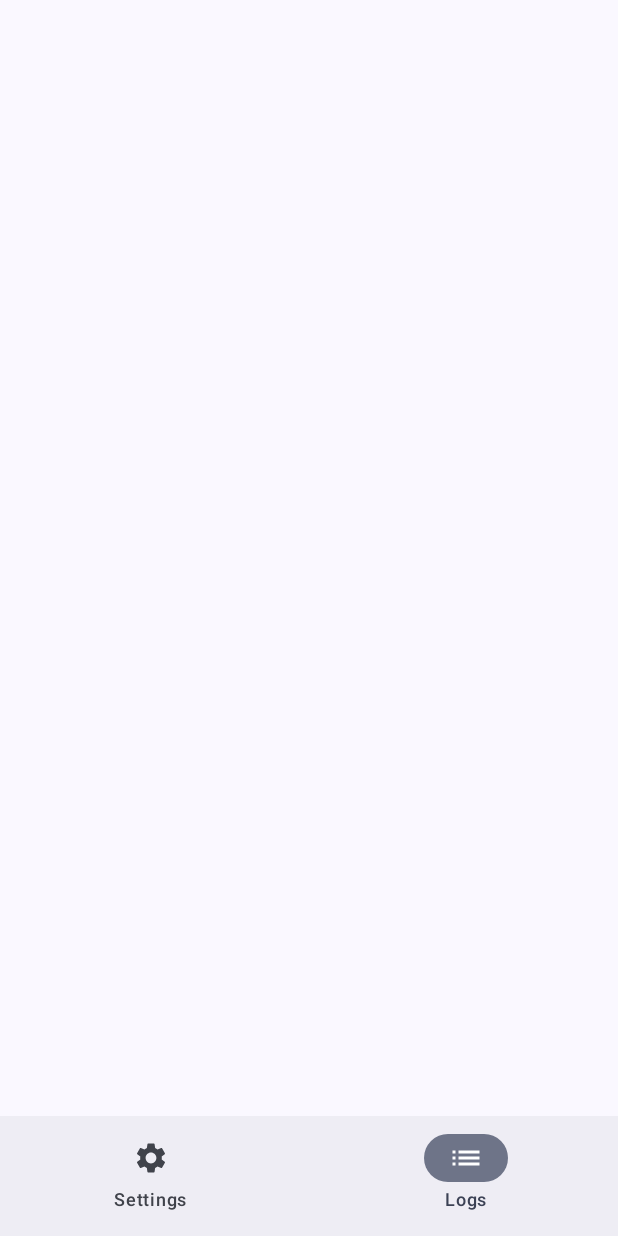
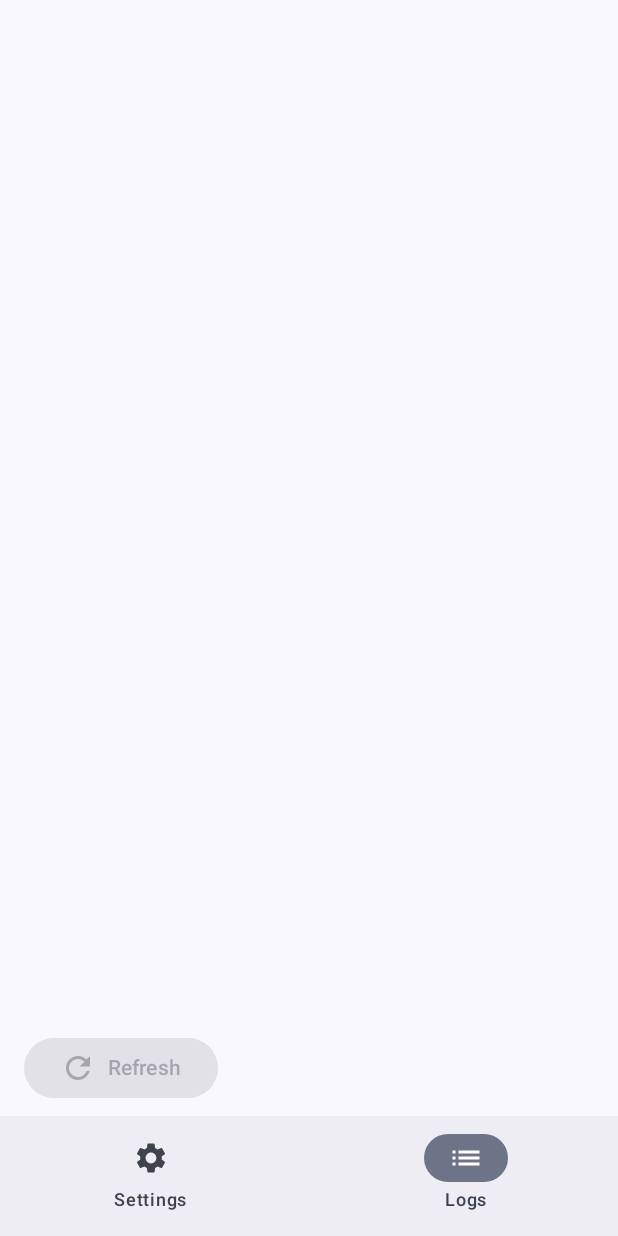
Before and after one commit to izivkov/TimeServerConfigurator, an Android app built with Jetpack Compose: the screen it shows after launch (MainActivity), item 2 of the bottom bar chosen, on a phone screen of 412 x 824 dp. Run offline under Robolectric (Android 15) with nearby library versions, the light colour scheme and no system bars; our stand-ins replace Timber.

Commit message:
Added history log screen

```diff
--- a/app/src/main/java/org/avmedia/timeserverconfigurator/ConfigScreen.kt
+++ b/app/src/main/java/org/avmedia/timeserverconfigurator/ConfigScreen.kt
@@ -1,6 +1,6 @@
 package org.avmedia.timeserverconfigurator
 
-import ConnectionViewModel
+import ConfigViewModel
 import android.content.Context
 import android.telephony.TelephonyManager
 import androidx.annotation.ColorInt
@@ -77,7 +77,7 @@ data class ThemeColors(
 @Composable
 fun ConfigScreen(
     modifier: Modifier = Modifier,
-    viewModel: ConnectionViewModel,
+    viewModel: ConfigViewModel,
     context: Context
 ) {
     val connected = viewModel.isConnected
--- a/app/src/main/java/org/avmedia/timeserverconfigurator/ConnectionViewModel.kt
+++ b/app/src/main/java/org/avmedia/timeserverconfigurator/ConfigViewModel.kt
@@ -7,7 +7,7 @@ import android.bluetooth.BluetoothDevice
 import android.content.Context
 import org.avmedia.timeserverconfigurator.Connection
 
-class ConnectionViewModel(
+class ConfigViewModel(
     context: Context
 ) : ViewModel() {
 
--- a/app/src/main/java/org/avmedia/timeserverconfigurator/LogsScreen.kt
+++ b/app/src/main/java/org/avmedia/timeserverconfigurator/LogsScreen.kt
@@ -1,15 +1,27 @@
 import android.annotation.SuppressLint
 import android.os.Build
 import androidx.annotation.RequiresApi
-import androidx.compose.animation.core.*
+import androidx.compose.animation.core.RepeatMode
+import androidx.compose.animation.core.animateFloat
+import androidx.compose.animation.core.infiniteRepeatable
+import androidx.compose.animation.core.rememberInfiniteTransition
+import androidx.compose.animation.core.tween
+import androidx.compose.foundation.background
 import androidx.compose.foundation.layout.*
 import androidx.compose.foundation.lazy.LazyColumn
 import androidx.compose.foundation.lazy.items
 import androidx.compose.foundation.lazy.rememberLazyListState
+import androidx.compose.foundation.shape.CircleShape
+import androidx.compose.material.icons.Icons
+import androidx.compose.material.icons.filled.Refresh
+import androidx.compose.material3.Button
 import androidx.compose.material3.Card
+import androidx.compose.material3.Icon
 import androidx.compose.material3.MaterialTheme
 import androidx.compose.material3.Text
-import androidx.compose.runtime.*
+import androidx.compose.runtime.Composable
+import androidx.compose.runtime.collectAsState
+import androidx.compose.runtime.getValue
 import androidx.compose.ui.Alignment
 import androidx.compose.ui.Modifier
 import androidx.compose.ui.draw.alpha
@@ -17,33 +29,55 @@ import androidx.compose.ui.graphics.Color
 import androidx.compose.ui.unit.dp
 import java.time.format.DateTimeFormatter
 
+@RequiresApi(Build.VERSION_CODES.O)
 private val timeFormatter: DateTimeFormatter = DateTimeFormatter.ofPattern("MM/dd h:mm:ss a")
 
 @SuppressLint("NewApi")
 @Composable
-fun LogsScreen(logsViewModel: LogsViewModel, modifier: Modifier = Modifier) {
+fun LogsScreen(
+    logsViewModel: LogsViewModel,
+    modifier: Modifier = Modifier,
+) {
     val logs by logsViewModel.logs.collectAsState()
+    val connected by logsViewModel.connected.collectAsState()
+
     val listState = rememberLazyListState()
 
     Box(
         modifier = modifier.fillMaxSize()
     ) {
-        // Main content
+        Column(modifier = Modifier.fillMaxSize()) {
             LazyColumn(
                 state = listState,
                 modifier = Modifier
-                .fillMaxSize()
+                    .weight(1f)
                     .padding(vertical = 8.dp),
                 verticalArrangement = Arrangement.spacedBy(4.dp),
-            contentPadding = PaddingValues(bottom = 80.dp)
+                contentPadding = PaddingValues(bottom = 8.dp)
             ) {
                 items(logs) { entry ->
                     LogRow(entry)
                 }
             }
+            Row(
+                modifier = Modifier
+                    .fillMaxWidth()
+                    .padding(horizontal = 16.dp, vertical = 8.dp),
+                horizontalArrangement = Arrangement.SpaceBetween,
+                verticalAlignment = Alignment.CenterVertically
+            ) {
+                Button(
+                    onClick = { logsViewModel.refreshLogs() },
+                    enabled = !connected // disabled when connected
+                ) {
+                    Icon(imageVector = Icons.Default.Refresh, contentDescription = "Refresh")
+                    Spacer(modifier = Modifier.width(8.dp))
+                    Text("Refresh")
+                }
+            }
+        }
 
-        // Blinking message at bottom when logs are empty
-        if (logs.isEmpty()) {
+        if (logs.isEmpty() && connected) {
             val infiniteTransition = rememberInfiniteTransition()
             val alpha by infiniteTransition.animateFloat(
                 initialValue = 1f,
@@ -59,7 +93,7 @@ fun LogsScreen(logsViewModel: LogsViewModel, modifier: Modifier = Modifier) {
                 color = Color.Red,
                 modifier = Modifier
                     .align(Alignment.BottomCenter)
-                    .padding(bottom = 32.dp)
+                    .padding(bottom = 80.dp)
                     .alpha(alpha)
             )
         }
--- a/app/src/main/java/org/avmedia/timeserverconfigurator/LogsViewModel.kt
+++ b/app/src/main/java/org/avmedia/timeserverconfigurator/LogsViewModel.kt
@@ -14,6 +14,7 @@ import com.google.gson.reflect.TypeToken
 import kotlinx.coroutines.flow.MutableStateFlow
 import kotlinx.coroutines.flow.StateFlow
 import kotlinx.coroutines.launch
+import org.avmedia.timeserverconfigurator.Advertiser
 import java.lang.reflect.Type
 import java.time.LocalDateTime
 
@@ -27,12 +28,55 @@ data class LogEntry(
 )
 
 @RequiresApi(Build.VERSION_CODES.O)
+@SuppressLint("MissingPermission")
+
 class LogsViewModel(
     context: Context
 ) : ViewModel() {
 
     private val _logs = MutableStateFlow<List<LogEntry>>(emptyList())
     val logs: StateFlow<List<LogEntry>> = _logs
+
+    private val advertiser = Advertiser(context, "TimeServerConfigurator")
+
+    private val _connected = MutableStateFlow(false)
+    val connected: StateFlow<Boolean> = _connected
+
+    private var advertisingStartTime = 0L
+
+    init {
+        _logs.value = emptyList()
+        _connected.value = false
+    }
+
+    @SuppressLint("MissingPermission")
+    fun connect(onDisconnected: () -> Unit) {
+        advertiser.startAdvertising()
+        _connected.value = true
+        advertisingStartTime = System.currentTimeMillis()
+
+        clearAll()
+        advertiser.startGattServer { data: ByteArray ->
+            val dataStr = String(data, Charsets.UTF_8)
+
+            val logs = parseLogEntries(dataStr)
+            for (log in logs) {
+                addLogEntry(log)
+            }
+
+            println("received: $dataStr")
+            disconnect()
+        }
+    }
+
+
+    fun refreshLogs() {
+        viewModelScope.launch {
+            connect() {
+                // onDisconnected
+            }
+        }
+    }
 
     fun addLogEntry(entry: LogEntry) {
         viewModelScope.launch {
@@ -46,9 +90,11 @@ class LogsViewModel(
         }
     }
 
-    init {
-        _logs.value = emptyList<LogEntry>() // sampleLogs()
-        // _logs.value = sampleLogs()
+    @SuppressLint("MissingPermission")
+    fun disconnect() {
+        // advertiser.stopAdvertising()
+        advertiser.stopGattServer ()
+        _connected.value = false
     }
 }
 
--- a/app/src/main/java/org/avmedia/timeserverconfigurator/MainActivity.kt
+++ b/app/src/main/java/org/avmedia/timeserverconfigurator/MainActivity.kt
@@ -1,7 +1,7 @@
 // kotlin
 package org.avmedia.timeserverconfigurator
 
-import ConnectionViewModel
+import ConfigViewModel
 import LogsScreen
 import LogsViewModel
 import android.Manifest
@@ -34,13 +34,11 @@ import org.avmedia.timeserverconfigurator.ui.theme.TimeServerConfiguratorTheme
 import android.os.Build
 import androidx.annotation.RequiresApi
 import androidx.compose.ui.graphics.vector.ImageVector
-import parseLogEntries
 
+@RequiresApi(Build.VERSION_CODES.O)
 class MainActivity : ComponentActivity() {
 
-    private lateinit var advertiser: Advertiser
-
-    private val viewModel: ConnectionViewModel by viewModels {
+    private val configViewModel: ConfigViewModel by viewModels {
         ViewModelFactory(this) // 'this' is a Context
     }
 
@@ -53,9 +51,9 @@ class MainActivity : ComponentActivity() {
     ) : ViewModelProvider.Factory {
         @RequiresApi(Build.VERSION_CODES.O)
         override fun <T : ViewModel> create(modelClass: Class<T>): T {
-            if (modelClass.isAssignableFrom(ConnectionViewModel::class.java)) {
+            if (modelClass.isAssignableFrom(ConfigViewModel::class.java)) {
                 @Suppress("UNCHECKED_CAST")
-                return ConnectionViewModel(context) as T
+                return ConfigViewModel(context) as T
             }
             if (modelClass.isAssignableFrom(LogsViewModel::class.java)) {
                 @Suppress("UNCHECKED_CAST")
@@ -70,27 +68,15 @@ class MainActivity : ComponentActivity() {
     override fun onCreate(savedInstanceState: Bundle?) {
         super.onCreate(savedInstanceState)
 
-        advertiser = Advertiser(this, "TimeServerConfigurator")
-
         setContent {
             CheckPermissions {
-                advertiser.startAdvertising()
 
-                advertiser.startGattServer {
-                    data: ByteArray ->
-                        val dataStr = String(data, Charsets.UTF_8)
-                        logsViewModel.clearAll()
-
-                        val logs = parseLogEntries(dataStr)
-                        for (log in logs) {
-                            logsViewModel.addLogEntry(log)
-                        }
-
-                        println("received: $dataStr")
+                logsViewModel.connect {
+                    println("Disconnected from LogsViewModel")
                 }
 
-                viewModel.connect {
-                    onDisconnect()
+                configViewModel.connect {
+                    onConfigDisconnect()
                 }
 
                 TimeServerConfiguratorTheme {
@@ -115,7 +101,7 @@ class MainActivity : ComponentActivity() {
                             BottomNavItem.Settings.route -> {
                                 ConfigScreen(
                                     modifier = Modifier.padding(innerPadding),
-                                    viewModel = viewModel,
+                                    viewModel = configViewModel,
                                     context = this
                                 )
                             }
@@ -141,14 +127,14 @@ class MainActivity : ComponentActivity() {
     @SuppressLint("MissingPermission")
     override fun onDestroy() {
         super.onDestroy()
-        advertiser.stopAdvertising()
-        viewModel.disconnect()
+        logsViewModel.disconnect()
+        configViewModel.disconnect()
     }
 
-    private fun onDisconnect() {
+    private fun onConfigDisconnect() {
         println("onDisconnect called in MainActivity")
-        viewModel.connect {
-            onDisconnect()
+        configViewModel.connect {
+            onConfigDisconnect()
         }
     }
 }
```
Also changed, not shown: app/src/main/java/org/avmedia/timeserverconfigurator/Advertiser.kt (+19 -0 lines). Lines whose indentation alone changed are shown as unchanged.
